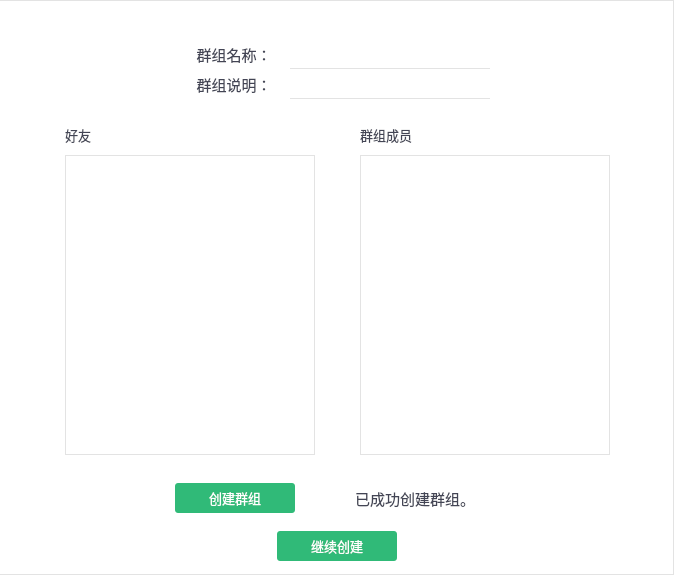
First picture: the form in SoftTerminal/forms/STGroupAddNew.ui, repository sunpu/softterminal, before the edit.
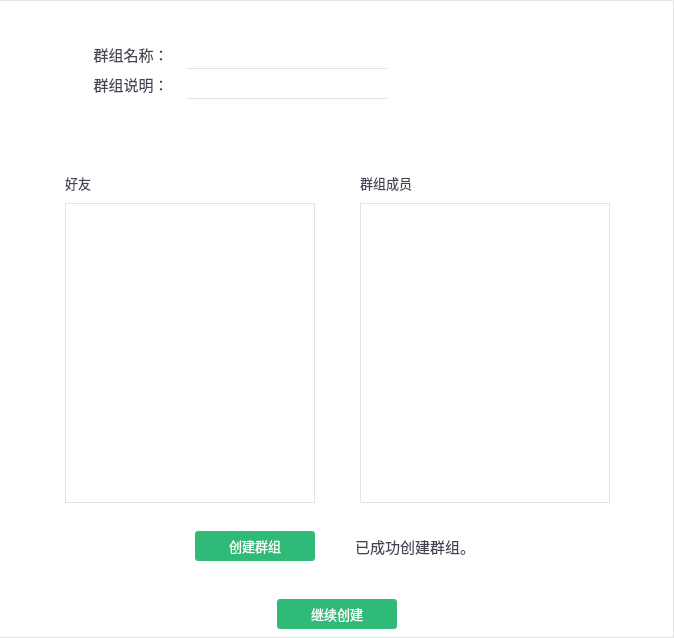
Second picture: the form after the edit. Icons and pictures are not drawn.

Diff of the .ui file:
```diff
--- a/SoftTerminal/forms/STGroupAddNew.ui
+++ b/SoftTerminal/forms/STGroupAddNew.ui
@@ -180,6 +180,37 @@
            </property>
           </widget>
          </item>
+         <item>
+          <widget class="QLabel" name="lblGroupName">
+           <property name="minimumSize">
+            <size>
+             <width>200</width>
+             <height>30</height>
+            </size>
+           </property>
+           <property name="maximumSize">
+            <size>
+             <width>200</width>
+             <height>30</height>
+            </size>
+           </property>
+           <property name="font">
+            <font>
+             <family>微软雅黑</family>
+             <pointsize>10</pointsize>
+            </font>
+           </property>
+           <property name="styleSheet">
+            <string notr="true">color:rgb(147, 147, 147);</string>
+           </property>
+           <property name="text">
+            <string/>
+           </property>
+           <property name="alignment">
+            <set>Qt::AlignCenter</set>
+           </property>
+          </widget>
+         </item>
          <item>
           <spacer name="horizontalSpacer_30">
            <property name="orientation">
@@ -281,6 +312,37 @@
            </property>
           </widget>
          </item>
+         <item>
+          <widget class="QLabel" name="lblGroupDesc">
+           <property name="minimumSize">
+            <size>
+             <width>200</width>
+             <height>30</height>
+            </size>
+           </property>
+           <property name="maximumSize">
+            <size>
+             <width>200</width>
+             <height>30</height>
+            </size>
+           </property>
+           <property name="font">
+            <font>
+             <family>微软雅黑</family>
+             <pointsize>10</pointsize>
+            </font>
+           </property>
+           <property name="styleSheet">
+            <string notr="true">color:rgb(147, 147, 147);</string>
+           </property>
+           <property name="text">
+            <string/>
+           </property>
+           <property name="alignment">
+            <set>Qt::AlignCenter</set>
+           </property>
+          </widget>
+         </item>
          <item>
           <spacer name="horizontalSpacer_26">
            <property name="orientation">
@@ -301,7 +363,148 @@
     </widget>
    </item>
    <item>
-    <widget class="QWidget" name="widget" native="true">
+    <widget class="QWidget" name="widMemberPreview" native="true">
+     <layout class="QHBoxLayout" name="horizontalLayout_4">
+      <property name="spacing">
+       <number>0</number>
+      </property>
+      <property name="leftMargin">
+       <number>0</number>
+      </property>
+      <property name="topMargin">
+       <number>0</number>
+      </property>
+      <property name="rightMargin">
+       <number>0</number>
+      </property>
+      <property name="bottomMargin">
+       <number>0</number>
+      </property>
+      <item>
+       <spacer name="horizontalSpacer_9">
+        <property name="orientation">
+         <enum>Qt::Horizontal</enum>
+        </property>
+        <property name="sizeHint" stdset="0">
+         <size>
+          <width>1</width>
+          <height>20</height>
+         </size>
+        </property>
+       </spacer>
+      </item>
+      <item>
+       <widget class="QScrollArea" name="scrollArea">
+        <property name="sizePolicy">
+         <sizepolicy hsizetype="Expanding" vsizetype="Expanding">
+          <horstretch>0</horstretch>
+          <verstretch>0</verstretch>
+         </sizepolicy>
+        </property>
+        <property name="minimumSize">
+         <size>
+          <width>650</width>
+          <height>0</height>
+         </size>
+        </property>
+        <property name="maximumSize">
+         <size>
+          <width>700</width>
+          <height>600</height>
+         </size>
+        </property>
+        <property name="styleSheet">
+         <string notr="true">background-color: rgb(255, 255, 255);
+border:0;</string>
+        </property>
+        <property name="horizontalScrollBarPolicy">
+         <enum>Qt::ScrollBarAlwaysOff</enum>
+        </property>
+        <property name="widgetResizable">
+         <bool>true</bool>
+        </property>
+        <widget class="QWidget" name="widget_18">
+         <property name="geometry">
+          <rect>
+           <x>0</x>
+           <y>0</y>
+           <width>650</width>
+           <height>45</height>
+          </rect>
+         </property>
+         <layout class="QHBoxLayout" name="horizontalLayout_11">
+          <property name="spacing">
+           <number>12</number>
+          </property>
+          <item>
+           <spacer name="horizontalSpacer_11">
+            <property name="orientation">
+             <enum>Qt::Horizontal</enum>
+            </property>
+            <property name="sizeHint" stdset="0">
+             <size>
+              <width>40</width>
+              <height>20</height>
+             </size>
+            </property>
+           </spacer>
+          </item>
+          <item>
+           <widget class="QWidget" name="widMemberList" native="true">
+            <layout class="QGridLayout" name="gridLayout_2">
+             <property name="leftMargin">
+              <number>0</number>
+             </property>
+             <property name="topMargin">
+              <number>0</number>
+             </property>
+             <property name="rightMargin">
+              <number>0</number>
+             </property>
+             <property name="bottomMargin">
+              <number>0</number>
+             </property>
+             <property name="spacing">
+              <number>0</number>
+             </property>
+            </layout>
+           </widget>
+          </item>
+          <item>
+           <spacer name="horizontalSpacer_12">
+            <property name="orientation">
+             <enum>Qt::Horizontal</enum>
+            </property>
+            <property name="sizeHint" stdset="0">
+             <size>
+              <width>40</width>
+              <height>20</height>
+             </size>
+            </property>
+           </spacer>
+          </item>
+         </layout>
+        </widget>
+       </widget>
+      </item>
+      <item>
+       <spacer name="horizontalSpacer_10">
+        <property name="orientation">
+         <enum>Qt::Horizontal</enum>
+        </property>
+        <property name="sizeHint" stdset="0">
+         <size>
+          <width>3</width>
+          <height>20</height>
+         </size>
+        </property>
+       </spacer>
+      </item>
+     </layout>
+    </widget>
+   </item>
+   <item>
+    <widget class="QWidget" name="widMember" native="true">
      <layout class="QHBoxLayout" name="horizontalLayout">
       <property name="spacing">
        <number>0</number>
@@ -630,13 +833,13 @@
        <widget class="QLabel" name="lblHasAddNew">
         <property name="minimumSize">
          <size>
-          <width>170</width>
+          <width>130</width>
           <height>30</height>
          </size>
         </property>
         <property name="maximumSize">
          <size>
-          <width>170</width>
+          <width>130</width>
           <height>30</height>
          </size>
         </property>
@@ -689,7 +892,7 @@
        <number>0</number>
       </property>
       <property name="topMargin">
-       <number>0</number>
+       <number>20</number>
       </property>
       <property name="rightMargin">
        <number>0</number>
```
